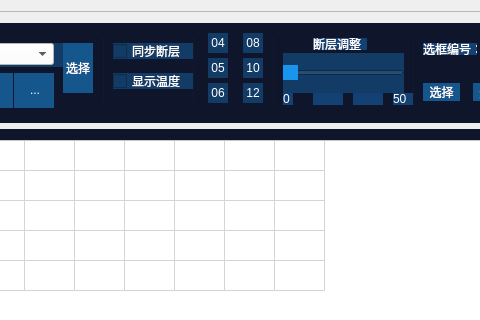
Before: the Qt Designer form IRProc/IRProc/IRProc.ui in seafrog1984/QTIRProc, drawn with Qt 5; both pictures show x 380 to 860 and y 0 to 320 of the 1540 by 782 pixel window.
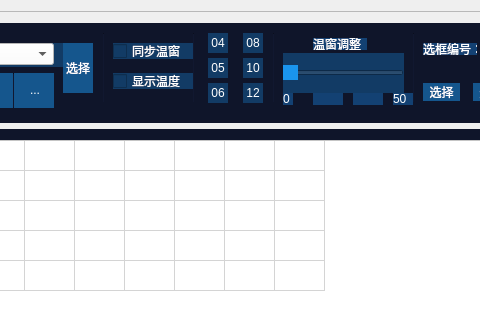
After: the same form once the commit is applied. The open tabs and pages were chosen to show the change. Icons and pictures are not drawn. Custom widgets are drawn as their Qt base class.

```diff
--- a/IRProc/IRProc/IRProc.ui
+++ b/IRProc/IRProc/IRProc.ui
@@ -544,7 +544,7 @@
               <string notr="true">background-color: rgb(18, 59, 101);</string>
              </property>
              <property name="text">
-              <string>同步断层</string>
+              <string>同步温窗</string>
              </property>
             </widget>
             <widget class="QCheckBox" name="show_temper">
@@ -1194,7 +1194,7 @@
               </rect>
              </property>
              <property name="text">
-              <string>断层调整</string>
+              <string>温窗调整</string>
              </property>
             </widget>
             <widget class="QLabel" name="label_42">
```
Left out of the diff: 4 changed lines with no effect on the pictures.
